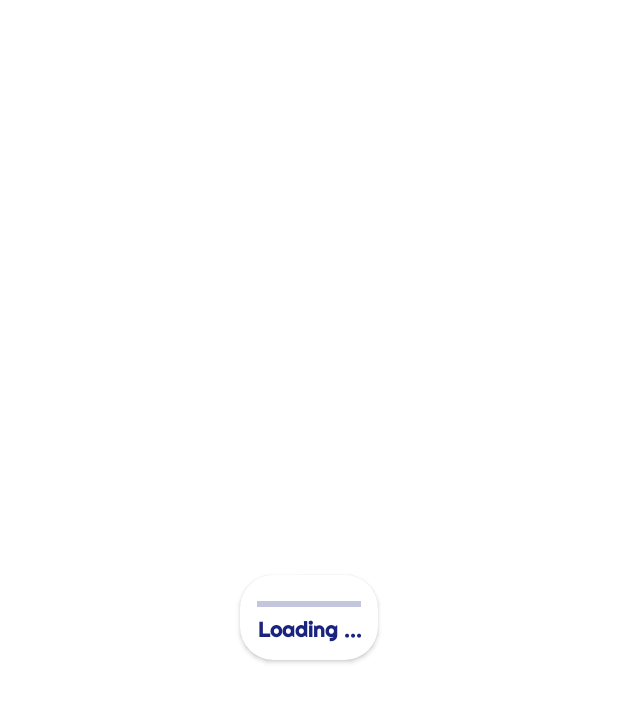
After one commit to jayeshsyif/j_keepass, an Android app: the layout loading_layout.xml on its own in the app's theme, with its tools: preview values and no code run, on a phone screen of 412 x 824 dp. The commit adds this screen. Shown: the top 702 px of the screen. Run offline under Robolectric (Android 15) with nearby library versions, the phone set to English and light mode, and no system bars.

Commit message:
Add threads and loading dialog. Navigation logic added.

```diff
--- /dev/null
+++ b/app/src/main/res/layout/loading_layout.xml
@@ -0,0 +1,54 @@
+<?xml version="1.0" encoding="utf-8"?>
+<LinearLayout xmlns:android="http://schemas.android.com/apk/res/android"
+    xmlns:app="http://schemas.android.com/apk/res-auto"
+    android:layout_width="wrap_content"
+    android:layout_height="wrap_content"
+    android:layout_gravity="center"
+    android:layout_weight="1"
+    android:orientation="vertical">
+
+    <androidx.cardview.widget.CardView
+        android:layout_width="match_parent"
+        android:layout_height="match_parent"
+        android:layout_margin="@dimen/kp_card_view_margin"
+        android:layout_weight="1"
+        android:backgroundTint="@color/kp_white"
+        app:cardCornerRadius="@dimen/kp_card_view_radius">
+
+        <ScrollView
+            android:layout_width="match_parent"
+            android:layout_height="match_parent">
+
+            <LinearLayout
+                android:layout_width="match_parent"
+                android:layout_height="match_parent"
+                android:layout_margin="@dimen/kp_margin"
+                android:gravity="center"
+                android:orientation="vertical"
+                android:weightSum="2">
+
+                <ProgressBar
+                    android:id="@+id/loadingProgressBar"
+                    android:layout_width="match_parent"
+                    android:layout_height="match_parent"
+                    android:layout_weight="1"
+                    android:progressTint="@color/kp_dark_blue"
+                    style="@style/Widget.AppCompat.ProgressBar.Horizontal"
+                    android:progressBackgroundTint="@color/kp_dark_blue"></ProgressBar>
+
+                <TextView
+                    android:id="@+id/kdbxFilePath"
+                    android:layout_width="match_parent"
+                    android:layout_height="match_parent"
+                    android:layout_weight="1"
+                    android:fontFamily="@font/righteous"
+                    android:gravity="center"
+                    android:text="@string/loading"
+                    android:textAlignment="center"
+                    android:textColor="@color/kp_dark_blue"
+                    android:textStyle="bold"></TextView>
+
+            </LinearLayout>
+        </ScrollView>
+    </androidx.cardview.widget.CardView>
+</LinearLayout>
--- a/app/src/main/res/values/strings.xml
+++ b/app/src/main/res/values/strings.xml
@@ -17,7 +17,7 @@
     <string name="save">Save</string>
 
     <string name="processingFile">Please wait processing file.</string>
-    <string name="permissionNotGranted">Permission Not Granted!</string>
+    <string name="permissionNotGranted">Permission Not Granted! Please Try again.</string>
     <string name="emptyPasswordError">Password cannot be Empty.</string>
     <string name="emptyFileError">Please select kdbx File. File not found!</string>
     <string name="invalidFileError">Invalid kdbx File.</string>
@@ -32,6 +32,8 @@
     <string name="password">Password</string>
 
     <string name="url">URL</string>
+    <string name="loading">Loading ...</string>
+    <string name="saving">Saving ...</string>
 
     <string name="notes">Notes</string>
 
```
Also changed, not shown: app/src/main/java/org/j_keepass/AddGroupActivity.java (+17 -3 lines), app/src/main/java/org/j_keepass/ListActivity.java (+17 -1 lines), app/src/main/java/org/j_keepass/LoadActivity.java (+22 -3 lines), app/src/main/java/org/j_keepass/ViewEntryActivity.java (+16 -0 lines), app/src/main/java/org/j_keepass/adapter/ListGroupAdapter.java (+13 -10 lines), app/src/main/java/org/j_keepass/util/Util.java (+75 -0 lines), app/src/main/res/layout/saving_layout.xml (added, +54 -0 lines).
